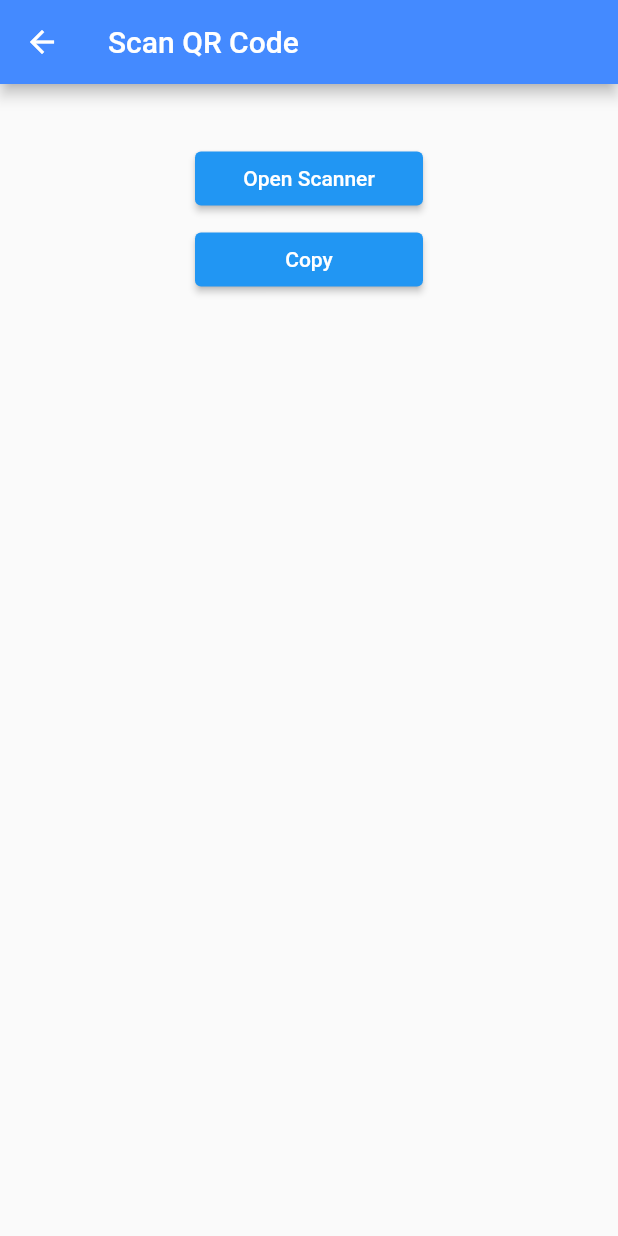
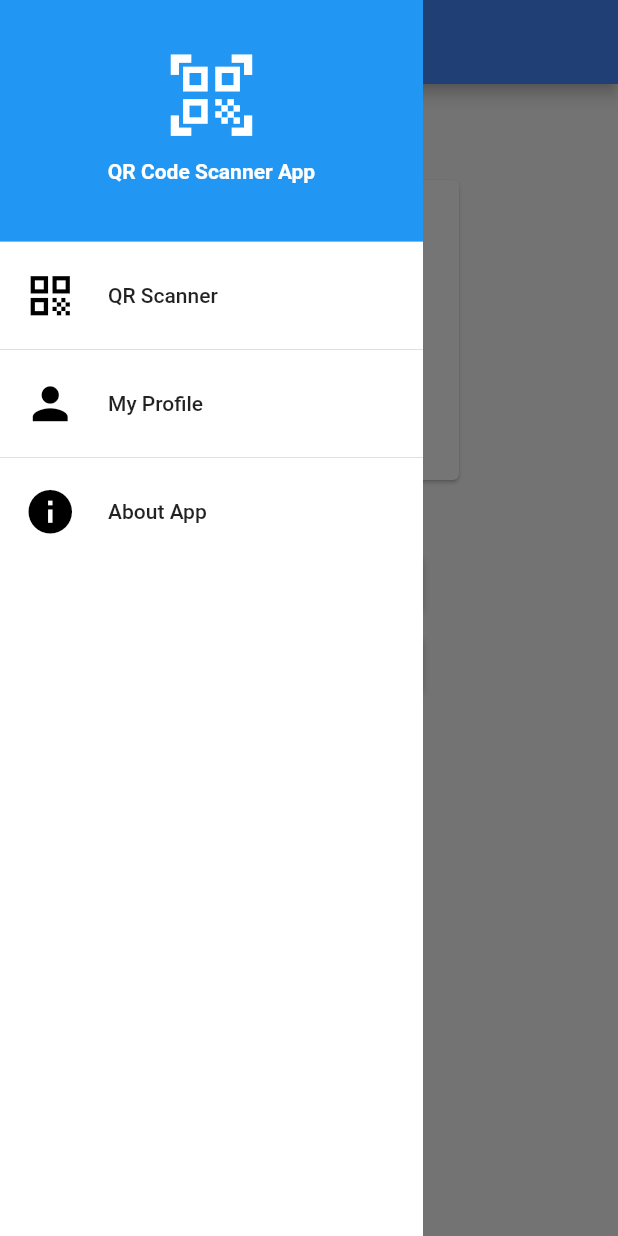
Before and after one commit to nyimenks/scanqr, a Flutter app: the QRPage screen opened directly, with the side drawer open (before the commit the screen has no drawer), on a phone screen of 412 x 824 dp. Run offline on Flutter 3.47's test engine with Material 2 defaults, Android fonts, the phone set to English and light mode, and no system bars; our stand-ins replace fluttertoast; missing offline and left inert: clipboard, simple_barcode_scanner.

Commit message:
This project

```diff
--- a/lib/main.dart
+++ b/lib/main.dart
@@ -18,7 +18,7 @@ class MyApp extends StatelessWidget {
 
         primarySwatch: Colors.blue,
       ),
-      home: HomePage()
+      home: QRPage()
     );
   }
 }
--- a/lib/page/scan_qr.dart
+++ b/lib/page/scan_qr.dart
@@ -1,8 +1,9 @@
 import 'package:clipboard/clipboard.dart';
 import 'package:flutter/material.dart';
 import 'package:fluttertoast/fluttertoast.dart';
+import 'package:scan_qr/page/about_app.dart';
 import 'package:scan_qr/page/home_page.dart';
-// import 'package:share_plus/share_plus.dart';
+import 'package:scan_qr/page/my_profil.dart';
 import 'package:simple_barcode_scanner/simple_barcode_scanner.dart';
 
 class QRPage extends StatefulWidget {
@@ -24,6 +25,34 @@ class _QRPageState extends State<QRPage> {
       ),
       body: ListView(
         children: [
+          Column(
+            children: [
+              Padding(
+                padding: EdgeInsets.symmetric(vertical: 30),
+              ),
+              Card(
+                clipBehavior: Clip.hardEdge,
+                child: SizedBox(
+                  width: 200,
+                  height: 200,
+                   child: ListTile(
+                     leading: Padding(
+                       padding: const EdgeInsets.symmetric(vertical: 20, horizontal: 8),
+                       child: Icon(Icons.qr_code_scanner_outlined, size: 150, color: Colors.black,),
+                     ),
+                     onTap: ()async{
+                       var res = await Navigator.push(context, MaterialPageRoute(builder: (BuildContext ctx) => SimpleBarcodeScannerPage()));
+                       setState(() {
+                         if (res is String) {
+                           qrResult = res;
+                         }
+                       });
+                     },
+                   ),
+                ),
+              )
+            ],
+          ),
           Padding(
             padding: const EdgeInsets.symmetric(horizontal: 16, vertical: 10),
             child: Center(
@@ -63,15 +92,74 @@ class _QRPageState extends State<QRPage> {
             }, child: Text("Copy")),
 
           ),
-          // Padding(
-          //   padding: const EdgeInsets.fromLTRB(130.0, 3.0, 130.0, 3.0),
-          //   child: ElevatedButton(onPressed: (){
-              // Share.share('check out my website https://example.com');
-            // }, child: Text("Share")),
-          // )
-
         ],
+      ),
+      drawer: Container(
+        color: Colors.white,
+        width: MediaQuery.of(context).size.width - 130,
+        child: ListView(
+          children: [
+            const DrawerHeader(
+              decoration: BoxDecoration(
+                color: Colors.blue
+              ),
+              child: Stack(
+                children: [
+                  Column(
+                    children: [
+                      Padding(
+                        padding: EdgeInsets.only(top: 15),
+                        child: Center(
+                          child: Icon(Icons.qr_code_scanner_outlined, size: 65, color: Colors.white),
+                        ),
+                      ),
+                    ],
+                  ),
+                  Column(
+                    children: [
+                      Padding(
+                        padding: EdgeInsets.only(top: 90),
+                        child: Center(child: Text("QR Code Scanner App", style: TextStyle(color: Colors.white, fontWeight: FontWeight.bold),)),
+                      ),
+                    ],
+                  )
+                ],
+              ),
+            ),
+            buildListTile(
+              title: Text("QR Scanner"),
+              leading: Icon(Icons.qr_code, color: Colors.black, size: 35),
+              onTap: (){
+                Navigator.push(context, MaterialPageRoute(builder: (BuildContext ctx) => QRPage()));
+              },
+            ),
+            Divider(),
+            buildListTile(
+              title: Text("My Profile"),
+              leading: Icon(Icons.person, color: Colors.black, size: 35),
+              onTap: (){
+                Navigator.push(context, MaterialPageRoute(builder: (BuildContext ctx) => MyProfil()));
+              },
+            ),
+            Divider(),
+            buildListTile(
+              title: Text("About App"),
+              leading: Icon(Icons.info, color: Colors.black, size: 35),
+              onTap: (){
+                Navigator.push(context, MaterialPageRoute(builder: (BuildContext ctx) => AboutPage()));
+              },
+            ),
+          ],
+        ),
       ),
     );
   }
+
+  Widget buildListTile({required title, required leading, required onTap}) {
+    return ListTile(
+            leading: leading,
+            title: title,
+            onTap: onTap,
+          );
+  }
 }
--- a/pubspec.yaml
+++ b/pubspec.yaml
@@ -39,7 +39,6 @@ dependencies:
   fluttertoast: ^8.2.2
   simple_barcode_scanner: ^0.0.8
   clipboard: ^0.1.3
-#  share_plus: ^7.2.1
 
 dev_dependencies:
   flutter_test:
@@ -63,6 +62,8 @@ flutter_launcher_icons:
 
 # The following section is specific to Flutter packages.
 flutter:
+  assets:
+    - assets/images/profil.png
 
   # The following line ensures that the Material Icons font is
   # included with your application, so that you can use the icons in
```
Also changed, not shown: lib/page/about_app.dart (added, +47 -0 lines), lib/page/my_profil.dart (added, +178 -0 lines), assets/images/profil.png (added).
